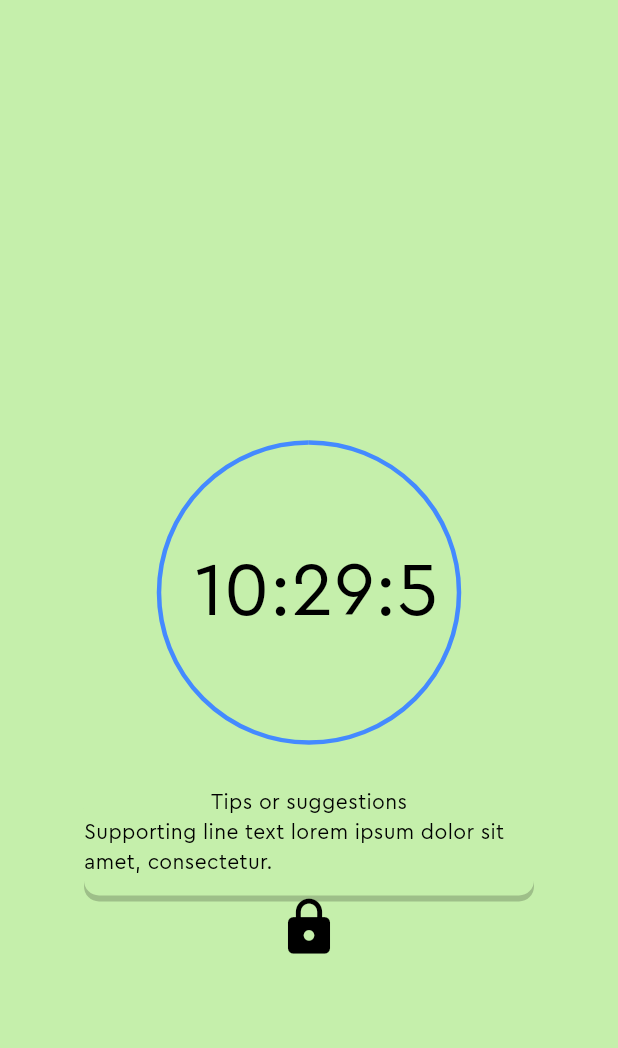
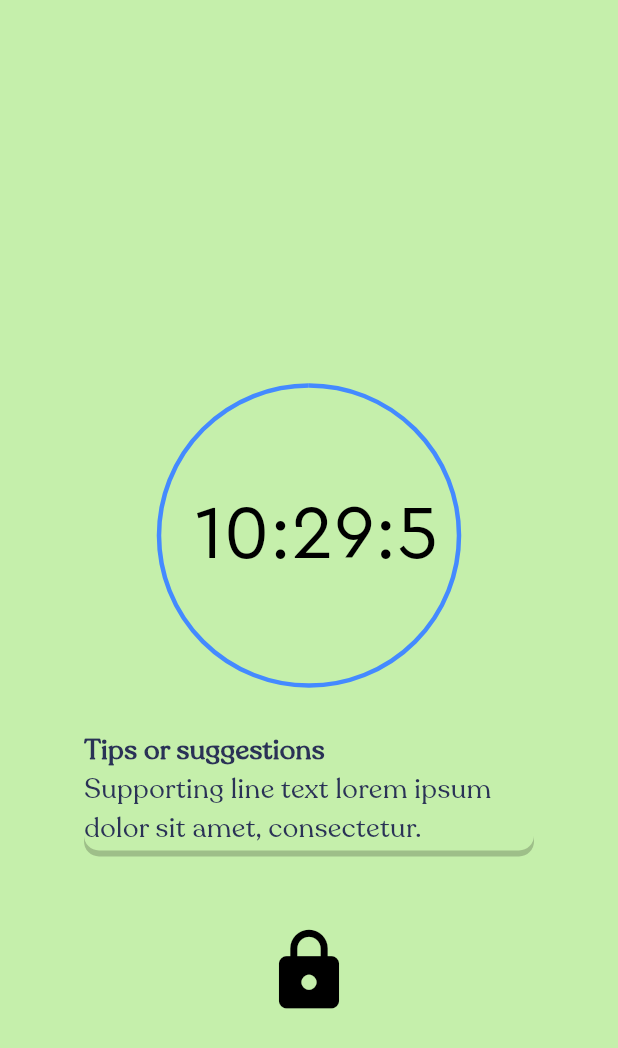
Before and after one commit to obidkhandev/Meal-Mate, a Flutter app: the TimerBlock screen opened directly with empty values, on a phone screen of 412 x 824 dp. Shown: the top 1048 px of the screen. Run offline on Flutter 3.47's test engine with Material 3 defaults, Android fonts, the phone set to English and light mode, and no system bars; our stand-ins replace adaptive_theme, bloc, cloud_firestore, firebase_auth, firebase_core, flutter_bloc and 7 more; missing offline and left inert: animated_snack_bar; accounts and stored records are empty; network calls fail.

Commit message:
completed homework

```diff
--- a/lib/screens/timer/timer_block.dart
+++ b/lib/screens/timer/timer_block.dart
@@ -9,7 +9,7 @@ class TimerBlock extends StatelessWidget {
   final TimeOfDay timeOfDay;
   final String tag;
 
-  const TimerBlock({Key? key, required this.timeOfDay, required this.tag}) : super(key: key);
+  const TimerBlock({super.key, required this.timeOfDay, required this.tag});
 
   @override
   Widget build(BuildContext context) {
@@ -30,8 +30,7 @@ class TimerBlock extends StatelessWidget {
                 );
               } else if (state is TimerRunning) {
                 return TimerRunningWidget(state: state);
-
-              }  else if (state is TimerStopState) {
+              } else if (state is TimerStopState) {
                 return TimerPausedWidget();
               }
               return Container();
@@ -43,15 +42,36 @@ class TimerBlock extends StatelessWidget {
   }
 }
 
-
 class TimerRunningWidget extends StatelessWidget {
   final TimerRunning state;
 
-  const TimerRunningWidget({Key? key, required this.state}) : super(key: key);
+  const TimerRunningWidget({super.key, required this.state});
 
   @override
   Widget build(BuildContext context) {
-    return Scaffold(
+    return WillPopScope(
+        onWillPop: () async {
+          // Your logic here, return true to allow back navigation, false to prevent it
+          // For example, show a confirmation dialog
+          return await showDialog<bool>(
+            context: context,
+            builder: (context) => AlertDialog(
+              title: Text('Are you sure?'),
+              content: Text('Do you want to completed task?'),
+              actions: <Widget>[
+                TextButton(
+                  onPressed: () => Navigator.of(context).pop(true),
+                  child: Text('Yes'),
+                ),
+                TextButton(
+                  onPressed: () => Navigator.of(context).pop(false),
+                  child: Text('No'),
+                ),
+              ],
+            ),
+          ) ?? false; // Handle null when the dialog is dismissed
+        },
+        child: Scaffold(
           backgroundColor: const Color(0xffC5EFAB),
           body: Center(
             child: Column(
@@ -59,7 +79,8 @@ class TimerRunningWidget extends StatelessWidget {
               children: [
                 Text(
                   state.tag,
-              style: AppTextStyle.recolateBold.copyWith(fontSize: 42, color: Colors.white),
+                  style: AppTextStyle.recolateBold
+                      .copyWith(fontSize: 42),
                 ),
                 const SizedBox(height: 50),
                 Stack(
@@ -92,49 +113,73 @@ class TimerRunningWidget extends StatelessWidget {
                 ),
                 const SizedBox(height: 30),
                 Container(
-              height: 72,
+                  height: 80,
                   width: 300,
                   decoration: BoxDecoration(
                       color: Color(0xffC5EFAB),
                       borderRadius: BorderRadius.circular(10),
                       boxShadow: [
                         BoxShadow(
-                  offset: Offset(0,4),
+                          offset: Offset(0, 4),
                           color: Colors.black.withOpacity(0.2),
                         ),
-              ]
+                      ]),
+                  child: Column(
+                    crossAxisAlignment: CrossAxisAlignment.start,
+                    children: [
+                      Text(
+                        "Tips or suggestions",
+                        style: AppTextStyle.recolateBold,
                       ),
-              child: Column(
-                children: [
-                  Text("Tips or suggestions"),
-                  Text("Supporting line text lorem ipsum dolor sit amet, consectetur."),
+                      Text(
+                        "Supporting line text lorem ipsum dolor sit amet, consectetur.",
+                        style: AppTextStyle.recolateMedium,
+                      ),
                     ],
                   ),
                 ),
-            Icon(Icons.lock,size: 42,color: Colors.black,),
+                const SizedBox(height: 50),
+                Icon(
+                  Icons.lock,
+                  size: 60,
+                  color: Colors.black,
+                ),
               ],
             ),
           ),
+        )
     );
+
   }
 }
 
 class TimerPausedWidget extends StatelessWidget {
-  const TimerPausedWidget({Key? key}) : super(key: key);
+  const TimerPausedWidget({super.key});
 
   @override
   Widget build(BuildContext context) {
     return Scaffold(
-      backgroundColor: Colors.green,
+      backgroundColor: Colors.greenAccent,
       body: Center(
         child: Column(
           mainAxisAlignment: MainAxisAlignment.center,
           children: [
+            SizedBox(height: 20),
+            Container(
+              height: 250,
+              width: 300,
+              decoration: BoxDecoration(
+                borderRadius: BorderRadius.circular(12),
+                color: Colors.grey.shade500
+              ),
+              alignment: Alignment.center,
+              child: Icon(Icons.category,size: 60,color: Colors.white),
+            ),
             Text(
               "CONGRATS",
-              style: AppTextStyle.recolateMedium.copyWith(fontSize: 40),
+              style: AppTextStyle.recolateMedium.copyWith(fontSize: 50),
             ),
-            const SizedBox(height: 20),
+            const SizedBox(height: 30),
             SizedBox(
               height: 40.h,
               width: width(context) * 0.7,
@@ -148,9 +193,9 @@ class TimerPausedWidget extends StatelessWidget {
                   );
                 },
                 style: ElevatedButton.styleFrom(
-                  backgroundColor: Colors.blueAccent,
+                  backgroundColor: const Color(0xff00696B),
                 ),
-                child: Text("Keep Busy"),
+                child: const Text("Keep Busy",style: TextStyle(color: Colors.white),),
               ),
             ),
           ],
```
Also changed, not shown: lib/cubit/timer/timer_cubit.dart (+1 -8 lines). Lines whose indentation alone changed are shown as unchanged.
